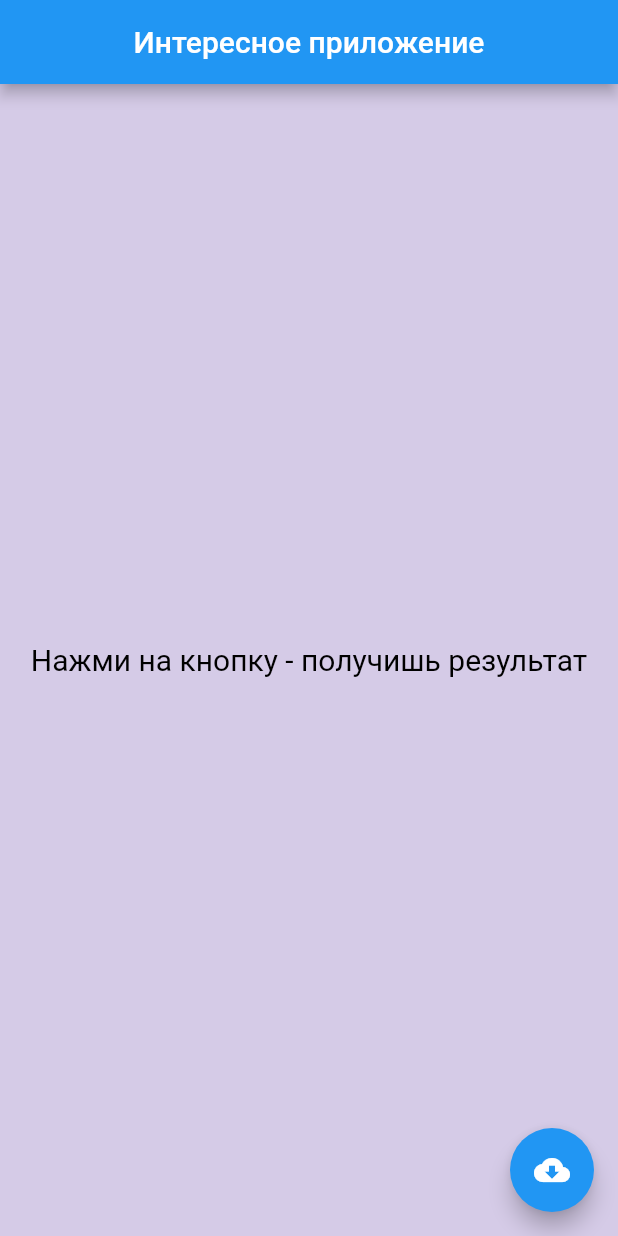
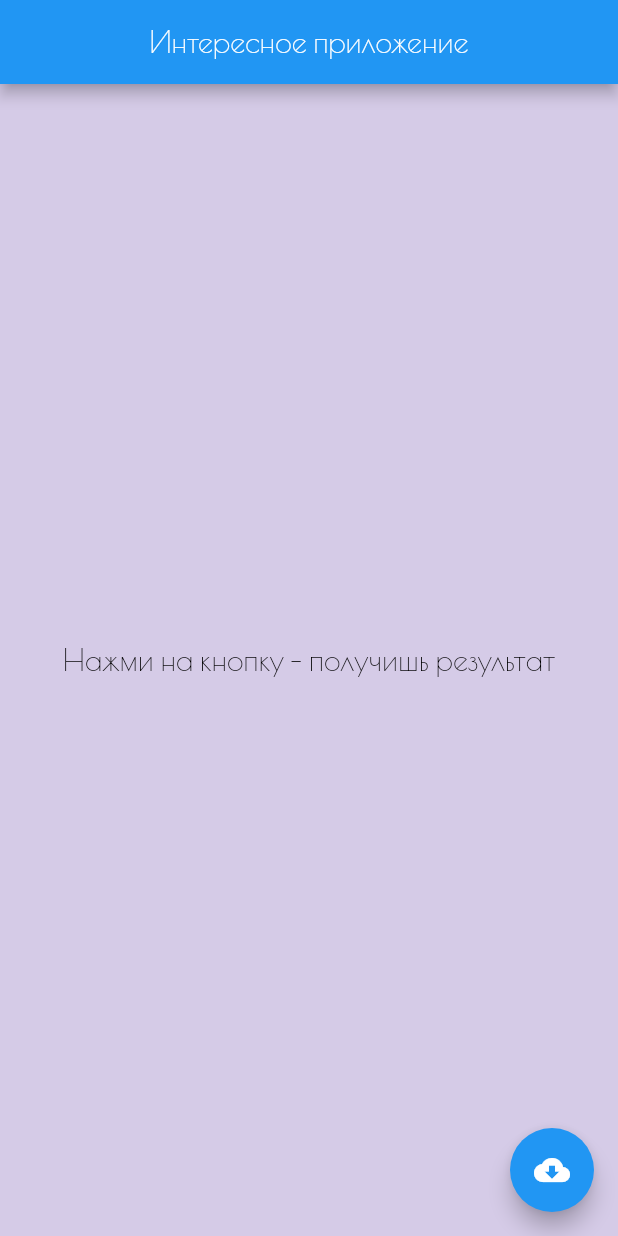
Before and after one commit to VladKodletov/app_ecom, a Flutter app: the screen it shows after launch, on a phone screen of 412 x 824 dp. Run offline on Flutter 3.47's test engine with Material 2 defaults, Android fonts, the phone set to English and light mode, and no system bars.

Commit message:
10 07 all

```diff
--- a/lib/main.dart
+++ b/lib/main.dart
@@ -16,8 +16,8 @@ class experimentalApp extends StatefulWidget {
 
 class _MyFirstAppState extends State<experimentalApp> {
   //имя класса начин с _ -идентифиц
-  bool _loading=true; //приват знач, а состояние всех виджетов
-  double _progressValue=0; //принято делать приватными
+  bool _loading = true; //приват знач, а состояние всех виджетов
+  double _progressValue = 0; //принято делать приватными
   @override
   void initState() {
     _loading = false;
@@ -28,6 +28,9 @@ class _MyFirstAppState extends State<experimentalApp> {
   @override
   Widget build(BuildContext context) {
     return MaterialApp(
+      theme: ThemeData(
+        fontFamily: 'PoiretOne',
+      ),
       debugShowCheckedModeBanner: false,
       home: Scaffold(
         backgroundColor: Color.fromARGB(255, 213, 203, 231),
@@ -63,7 +66,10 @@ class _MyFirstAppState extends State<experimentalApp> {
                   )
                 : Text(
                     'Нажми на кнопку - получишь результат',
-                    style: TextStyle(color: Colors.black, fontSize: 20),
+                    style: TextStyle(
+                      color: Colors.black,
+                      fontSize: 20,
+                    ),
                   ),
           ),
         ),
```
